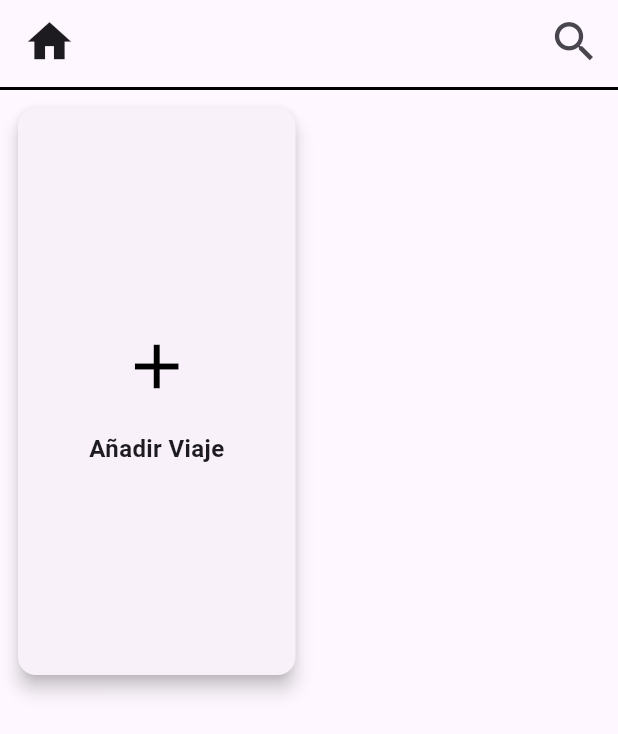
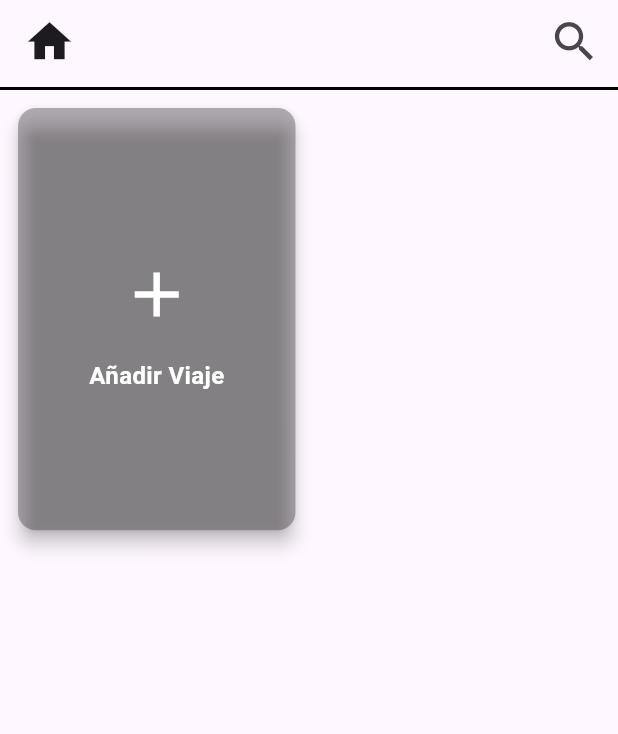
Before and after one commit to andrews0212/TravelTales, a Flutter app: the screen it shows after launch, on a phone screen of 412 x 824 dp. Shown: the top 734 px of the screen. Run offline on Flutter 3.47's test engine with Material 3 defaults, Android fonts, the phone set to English and light mode, and no system bars; our stand-ins replace sqflite, sqflite_common_ffi; accounts and stored records are empty.

Commit message:
Cambiando colores

```diff
--- a/lib/main.dart
+++ b/lib/main.dart
@@ -103,13 +103,15 @@ class _MyHomePageState extends State<MyHomePage> {
         crossAxisCount: 2, // Número de columnas
         crossAxisSpacing: 10,
         mainAxisSpacing: 8,
-        childAspectRatio: 1 / 2, // Ajusta la proporción según necesites
+        childAspectRatio: 1 / 1.5, // Ajusta la proporción según necesites
       ),
       itemCount: viajes.length + 1, // Siempre hay una tarjeta extra para añadir
       itemBuilder: (BuildContext context, int index) {
         if (index == 0) {
           // Primera tarjeta: botón para añadir un viaje
           return Card(
+            color: new Color.fromARGB(73, 0, 0, 0),
+            shadowColor: Colors.black,
             shape: RoundedRectangleBorder(
               borderRadius: BorderRadius.circular(12.0),
             ),
@@ -131,12 +133,12 @@ class _MyHomePageState extends State<MyHomePage> {
                       ));
                       cargarViajes(); // Recargar lista después de añadir
                     },
-                    icon: Icon(Icons.add, color: Colors.black, size: 50),
+                    icon: Icon(Icons.add, color: Colors.white, size: 50),
                   ),
                   SizedBox(height: 10),
                   Text(
                     "Añadir Viaje",
-                    style: TextStyle(fontSize: 16, fontWeight: FontWeight.bold),
+                    style: TextStyle(fontSize: 16, fontWeight: FontWeight.bold, color: Colors.white),
                   ),
                 ],
               ),
@@ -147,6 +149,7 @@ class _MyHomePageState extends State<MyHomePage> {
         // Tarjetas de viajes
         final viaje = viajes[index - 1]; // Restamos 1 porque el primer índice es la tarjeta de añadir
         return Card(
+          color: Colors.white,
           shape: RoundedRectangleBorder(
             borderRadius: BorderRadius.circular(12.0),
           ),
```
